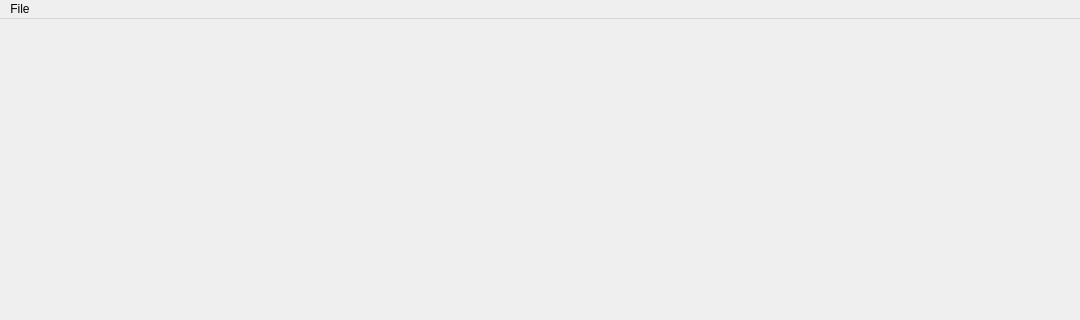
Old version of the form mainwindow.ui in the repository Liu-Yuzhen/GNSS; both pictures show x 0 to 1080 and y 0 to 320 of the 1080 by 550 pixel window.
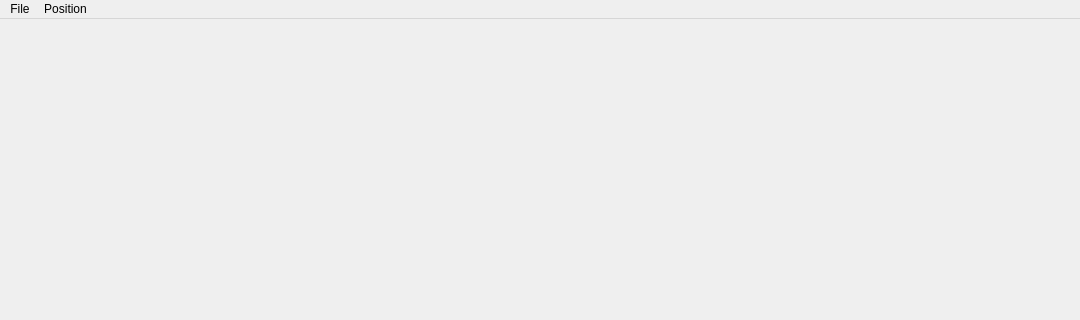
New version of the form.

What changed in the file:
```diff
--- a/mainwindow.ui
+++ b/mainwindow.ui
@@ -42,9 +42,15 @@
     <addaction name="actionOpen"/>
     <addaction name="actionSave"/>
     <addaction name="separator"/>
-    <addaction name="actionCompute"/>
+   </widget>
+   <widget class="QMenu" name="menuPosition">
+    <property name="title">
+     <string>Position</string>
+    </property>
+    <addaction name="actionSPP"/>
    </widget>
    <addaction name="menuFile"/>
+   <addaction name="menuPosition"/>
   </widget>
   <widget class="QStatusBar" name="statusbar"/>
   <action name="actionOpen">
```
Left out of the diff: 7 changed lines with no effect on the pictures.
